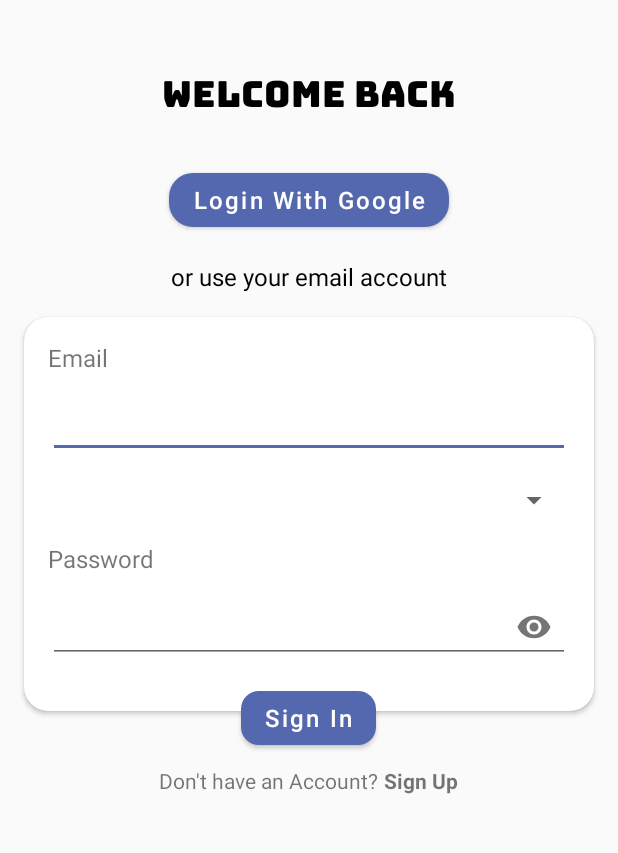
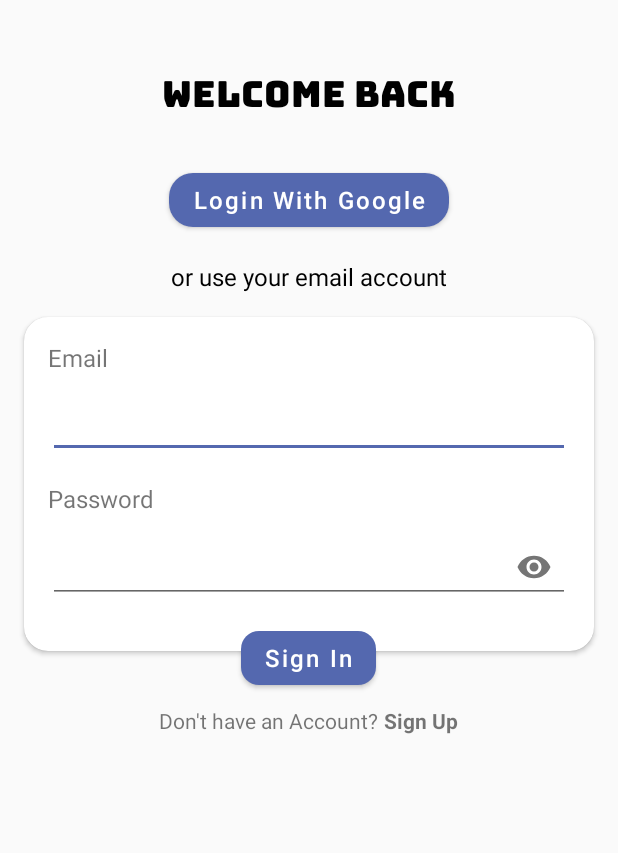
Before and after one commit to Elevate-Lab/college-notification-app, an Android app: the LoginActivity screen opened directly, with no data from a screen before it, on a phone screen of 412 x 824 dp, the part 234-1087 px from its top. Run offline under Robolectric (Android 15) with nearby library versions, the phone set to English and light mode, and no system bars; our stand-ins replace Firebase (no records; nobody signed in at launch, a user with empty details on screens opened directly).

Commit message:
Spinner removed from LoginActivity.java

```diff
--- a/OnTimePro/app/src/main/java/com/elevatelab/ontimepro/LoginActivity.java
+++ b/OnTimePro/app/src/main/java/com/elevatelab/ontimepro/LoginActivity.java
@@ -4,10 +4,7 @@ import android.content.Intent;
 import android.os.Bundle;
 import android.util.Log;
 import android.view.View;
-import android.widget.AdapterView;
-import android.widget.ArrayAdapter;
 import android.widget.Button;
-import android.widget.Spinner;
 import android.widget.TextView;
 import android.widget.Toast;
 
@@ -15,17 +12,13 @@ import androidx.annotation.NonNull;
 import androidx.appcompat.app.AppCompatActivity;
 
 import com.google.android.gms.tasks.OnCompleteListener;
-import com.google.android.gms.tasks.OnFailureListener;
 import com.google.android.gms.tasks.Task;
 import com.google.android.material.textfield.TextInputEditText;
 import com.google.android.material.textfield.TextInputLayout;
 import com.google.firebase.auth.AuthResult;
 import com.google.firebase.auth.FirebaseAuth;
 import com.google.firebase.firestore.FirebaseFirestore;
-import com.google.firebase.firestore.QueryDocumentSnapshot;
-import com.google.firebase.firestore.QuerySnapshot;
 
-import java.util.ArrayList;
 import java.util.Objects;
 
 public class LoginActivity extends AppCompatActivity {
@@ -35,14 +28,7 @@ public class LoginActivity extends AppCompatActivity {
     private Button googleLoginBtn, signInBtn;
     private TextInputLayout emailTxt, passwordTxt;
     private FirebaseAuth mFirebaseAuth;
-    private Spinner organizationSpinner;
     private FirebaseFirestore firebaseFirestore;
-    private ArrayList<String> collegeOptions;
-    private ArrayList<String> collegeUserUID;
-    private ArrayList<String> collegeDomain;
-    private String collegeNameSel;
-    private String collegeUidSel;
-    private String collegeDomainSel;
 
     @Override
     protected void onCreate(Bundle savedInstanceState) {
@@ -50,18 +36,6 @@ public class LoginActivity extends AppCompatActivity {
         setContentView(R.layout.activity_login);
         initViews();
         mFirebaseAuth = FirebaseAuth.getInstance();
-
-        collegeOptions = new ArrayList<>();
-        collegeUserUID = new ArrayList<>();
-        collegeDomain = new ArrayList<>();
-        collegeOptions.add("Select Organization");
-        collegeUserUID.add("-1");
-        collegeDomain.add("-1");
-        getCollegeOptions();
-
-        collegeNameSel = collegeOptions.get(0);
-        collegeUidSel = collegeUserUID.get(0);
-        collegeDomainSel = collegeDomain.get(0);
 
         mSignUp.setOnClickListener(new View.OnClickListener() {
             @Override
@@ -77,7 +51,6 @@ public class LoginActivity extends AppCompatActivity {
             @Override
             public void onClick(View view) {
                 if (validateFields()) {
-                    if (checkSpinner()) {
                     String userEmail = Objects.requireNonNull(email.getText()).toString().trim();
                     String userPassword = Objects.requireNonNull(password.getText()).toString().trim();
                     mFirebaseAuth.signInWithEmailAndPassword(userEmail, userPassword).addOnCompleteListener(new OnCompleteListener<AuthResult>() {
@@ -96,23 +69,8 @@ public class LoginActivity extends AppCompatActivity {
                     });
                 }
             }
-            }
         });
 
-        organizationSpinner.setOnItemSelectedListener(new AdapterView.OnItemSelectedListener() {
-            @Override
-            public void onItemSelected(AdapterView<?> parent, View view, int position, long id) {
-                collegeNameSel = collegeOptions.get(position);
-                collegeUidSel = collegeUserUID.get(position);
-                collegeDomainSel = collegeDomain.get(position);
-                Toast.makeText(LoginActivity.this, collegeNameSel + " : " + collegeUidSel + " : " + collegeDomainSel, Toast.LENGTH_SHORT).show();
-            }
-
-            @Override
-            public void onNothingSelected(AdapterView<?> parent) {
-
-            }
-        });
     }
 
     private boolean validateFields() {
@@ -136,49 +94,5 @@ public class LoginActivity extends AppCompatActivity {
         signInBtn = findViewById(R.id.sign_in_btn);
         emailTxt = findViewById(R.id.email_id);
         passwordTxt = findViewById(R.id.password);
-        organizationSpinner = findViewById(R.id.organization_spinner);
-    }
-
-    private void getCollegeOptions() {
-        firebaseFirestore = FirebaseFirestore.getInstance();
-
-        firebaseFirestore.collection("organizations")
-                .get()
-                .addOnCompleteListener(new OnCompleteListener<QuerySnapshot>() {
-                    @Override
-                    public void onComplete(@NonNull Task<QuerySnapshot> task) {
-                        if (task.getResult() != null && task.isSuccessful()) {
-                            for (QueryDocumentSnapshot s : task.getResult()) {
-                                System.out.println(s.get("orgName"));
-                                collegeOptions.add(s.get("orgName").toString());
-                                collegeUserUID.add(s.get("userId").toString());
-                                collegeDomain.add(s.get("orgDomain").toString());
-                                Log.i("><><><<><", s.get("userId").toString());
-                                System.out.println(s.get("orgDomain"));
-                                setSpinnerDetails();
     }
 }
-                    }
-                })
-                .addOnFailureListener(new OnFailureListener() {
-                    @Override
-                    public void onFailure(@NonNull Exception e) {
-                        Toast.makeText(LoginActivity.this, "Some Issue Occurred", Toast.LENGTH_SHORT).show();
-                    }
-                });
-    }
-
-    private void setSpinnerDetails() {
-        ArrayAdapter adapter = new ArrayAdapter<String>(LoginActivity.this, R.layout.support_simple_spinner_dropdown_item, collegeOptions);
-        organizationSpinner.setAdapter(adapter);
-    }
-
-    private boolean checkSpinner() {
-        if (collegeUidSel.equals("-1") && collegeDomainSel.equals("-1")) {
-            Toast.makeText(LoginActivity.this, "Select Organization", Toast.LENGTH_SHORT).show();
-            return false;
-        }
-
-        return true;
-    }
-}
--- a/OnTimePro/app/src/main/res/layout/activity_login.xml
+++ b/OnTimePro/app/src/main/res/layout/activity_login.xml
@@ -96,14 +96,6 @@
                             android:inputType="textEmailAddress" />
                     </com.google.android.material.textfield.TextInputLayout>
 
-                    <Spinner
-                        android:id="@+id/organization_spinner"
-                        android:layout_width="match_parent"
-                        android:layout_height="wrap_content"
-                        android:layout_below="@id/email_id"
-                        android:layout_marginStart="16dp"
-                        android:layout_marginTop="16dp"
-                        android:layout_marginEnd="16dp" />
 
                     <TextView
                         android:id="@+id/password_text_view"
@@ -112,7 +104,7 @@
                         android:text="Password"
                         android:textSize="16sp"
                         android:layout_marginStart="16dp"
-                        android:layout_below="@id/organization_spinner"
+                        android:layout_below="@id/email_id"
                         android:layout_marginTop="16dp" />
 
                     <com.google.android.material.textfield.TextInputLayout
```
Also changed, not shown: OnTimePro/app/src/main/AndroidManifest.xml (+3 -6 lines). Lines whose indentation alone changed are shown as unchanged.
